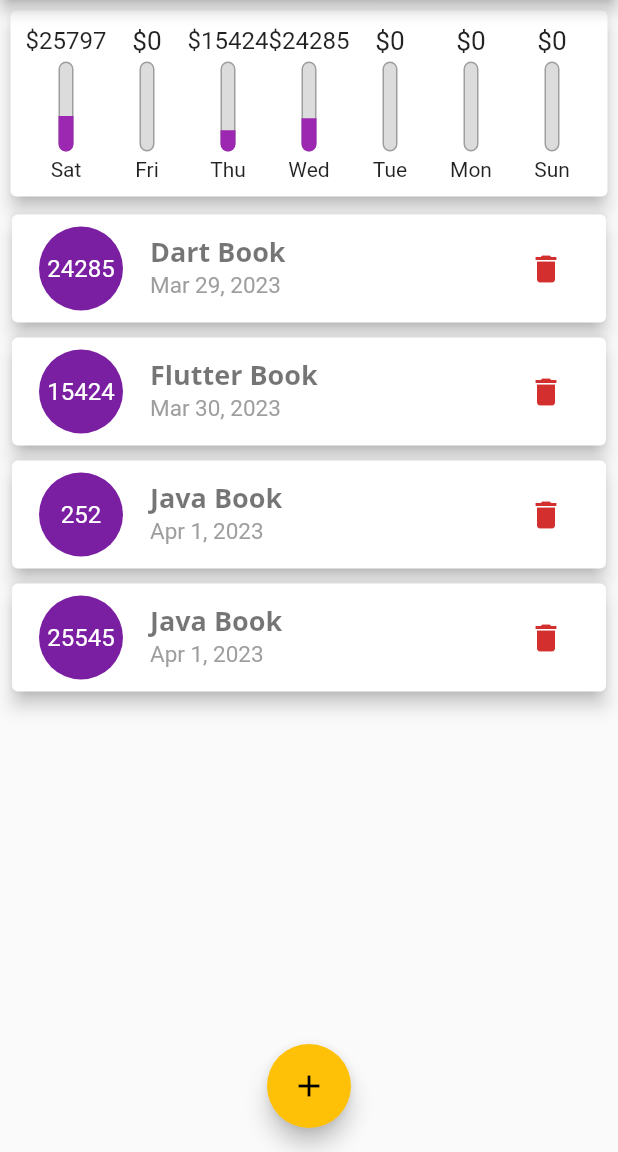
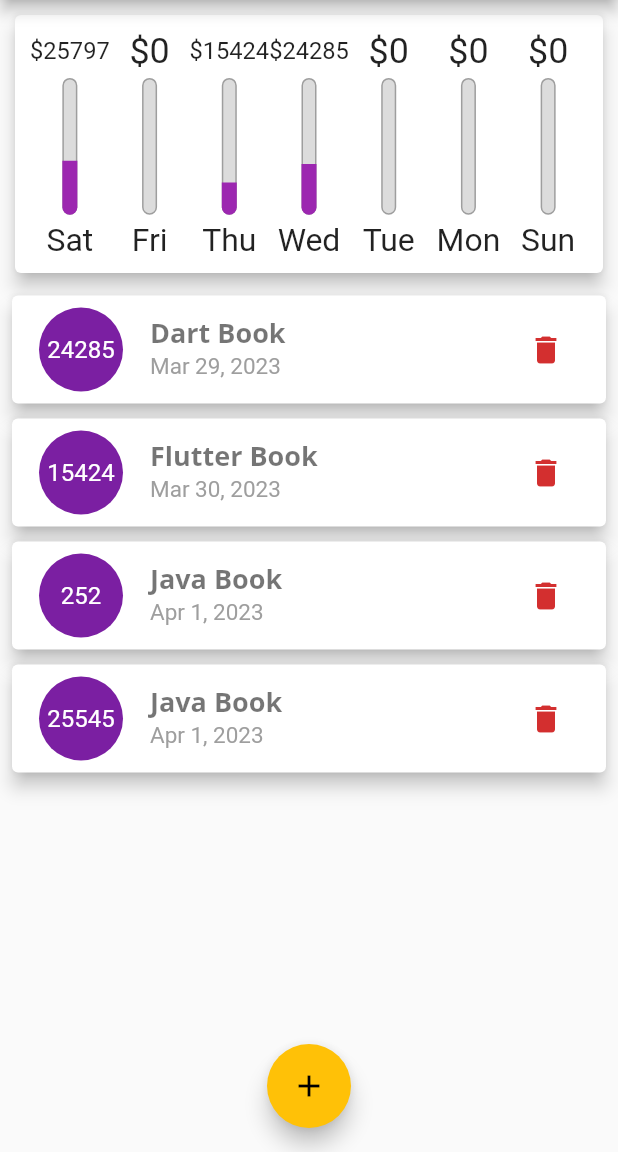
Before and after one commit to pd28CSE/flutter_personal_expenses, a Flutter app: the screen it shows after launch, on a phone screen of 412 x 824 dp, the part 84-1236 px from its top. Run offline on Flutter 3.47's test engine with Material 2 defaults, Android fonts, the phone set to English and light mode, and no system bars.

Commit message:
add responsive in Chart_Bar UI

```diff
--- a/lib/main.dart
+++ b/lib/main.dart
@@ -19,6 +19,8 @@ class MyApp extends StatelessWidget {
       theme: ThemeData(
         // fontFamily: 'OpenSans',
         primarySwatch: Colors.purple,
+        splashColor:
+            Colors.yellow, // Icon button long-Press effect "Delete Button"
         accentColor: Colors.amber,
         textTheme: ThemeData.light().textTheme.copyWith(
               displayMedium: const TextStyle(
@@ -144,8 +146,7 @@ class _MyHomePageState extends State<MyHomePage> {
 
   @override
   Widget build(BuildContext context) {
-    return Scaffold(
-      appBar: AppBar(
+    final appBar = AppBar(
       title: Text(
         widget.title,
         style: Theme.of(context).appBarTheme.titleTextStyle,
@@ -156,20 +157,30 @@ class _MyHomePageState extends State<MyHomePage> {
           icon: const Icon(Icons.add),
         )
       ],
-      ),
+    );
+    return Scaffold(
+      appBar: appBar,
       body: SingleChildScrollView(
         child: Column(
           children: <Widget>[
             SizedBox(
-              width: double.infinity,
-              child: Padding(
-                padding: const EdgeInsets.all(5.0),
-                child: Chart(recentTransactions: _recentTransactions),
+              height: (MediaQuery.of(context).size.height -
+                      MediaQuery.of(context).padding.top -
+                      appBar.preferredSize.height) *
+                  0.25,
+              child: Chart(
+                recentTransactions: _recentTransactions,
               ),
             ),
-            TransactionList(
+            SizedBox(
+              height: (MediaQuery.of(context).size.height -
+                      MediaQuery.of(context).padding.top -
+                      appBar.preferredSize.height) *
+                  0.75,
+              child: TransactionList(
                 transactions: _userTransactions,
-              deleteTranslation: _deleteTranslation,
+                deleteTranslationOnPressed: _deleteTranslation,
+              ),
             )
           ],
         ),
@@ -182,7 +193,3 @@ class _MyHomePageState extends State<MyHomePage> {
     );
   }
 }
-
-
-
-//106 number
--- a/lib/widgets/chart.dart
+++ b/lib/widgets/chart.dart
@@ -40,7 +40,7 @@ class Chart extends StatelessWidget {
     groupTransactions;
     return Card(
       elevation: 5,
-      margin: const EdgeInsets.all(2.0),
+      margin: const EdgeInsets.all(10.0),
       child: Padding(
         padding: const EdgeInsets.all(10.0),
         child: Row(
--- a/lib/widgets/chart_bar.dart
+++ b/lib/widgets/chart_bar.dart
@@ -14,19 +14,20 @@ class ChartBar extends StatelessWidget {
 
   @override
   Widget build(BuildContext context) {
+    return LayoutBuilder(builder: (cntxt, constraints) {
       return Column(
         children: <Widget>[
           SizedBox(
-          height: 20,
+            height: constraints.maxHeight * 0.18,
             child: FittedBox(
               child: Text('\$${spendingAmount.toStringAsFixed(0)}'),
             ),
           ),
-        const SizedBox(
-          height: 4,
+          SizedBox(
+            height: constraints.maxHeight * 0.03,
           ),
           SizedBox(
-          height: 60,
+            height: constraints.maxHeight * 0.6,
             width: 10,
             child: Stack(
               alignment: Alignment.bottomCenter,
@@ -56,11 +57,17 @@ class ChartBar extends StatelessWidget {
               ],
             ),
           ),
-        const SizedBox(
-          height: 4,
+          SizedBox(
+            height: constraints.maxHeight * 0.03,
           ),
-        Text(label),
+          SizedBox(
+            height: constraints.maxHeight * 0.16,
+            child: FittedBox(
+              child: Text(label),
+            ),
+          ),
         ],
       );
+    });
   }
 }
--- a/lib/widgets/transaction_list.dart
+++ b/lib/widgets/transaction_list.dart
@@ -5,19 +5,17 @@ import '../models/transactions.dart';
 
 class TransactionList extends StatelessWidget {
   final List<Transaction> transactions;
-  final Function deleteTranslation;
+  final Function deleteTranslationOnPressed;
 
   const TransactionList({
     super.key,
     required this.transactions,
-    required this.deleteTranslation,
+    required this.deleteTranslationOnPressed,
   });
 
   @override
   Widget build(BuildContext context) {
-    return SizedBox(
-      height: 365,
-      child: transactions.isEmpty == true
+    return transactions.isEmpty == true
         ? Column(
             children: <Widget>[
               Text(
@@ -69,12 +67,11 @@ class TransactionList extends StatelessWidget {
                 ),
                 trailing: IconButton(
                   onPressed: () {
-                      deleteTranslation(transactions[index].id);
+                    deleteTranslationOnPressed(transactions[index].id);
                   },
                   icon: Icon(
                     Icons.delete,
                     color: Theme.of(context).errorColor,
-                    ),
                   ),
                 ),
               ),
```
Lines whose indentation alone changed are shown as unchanged.
